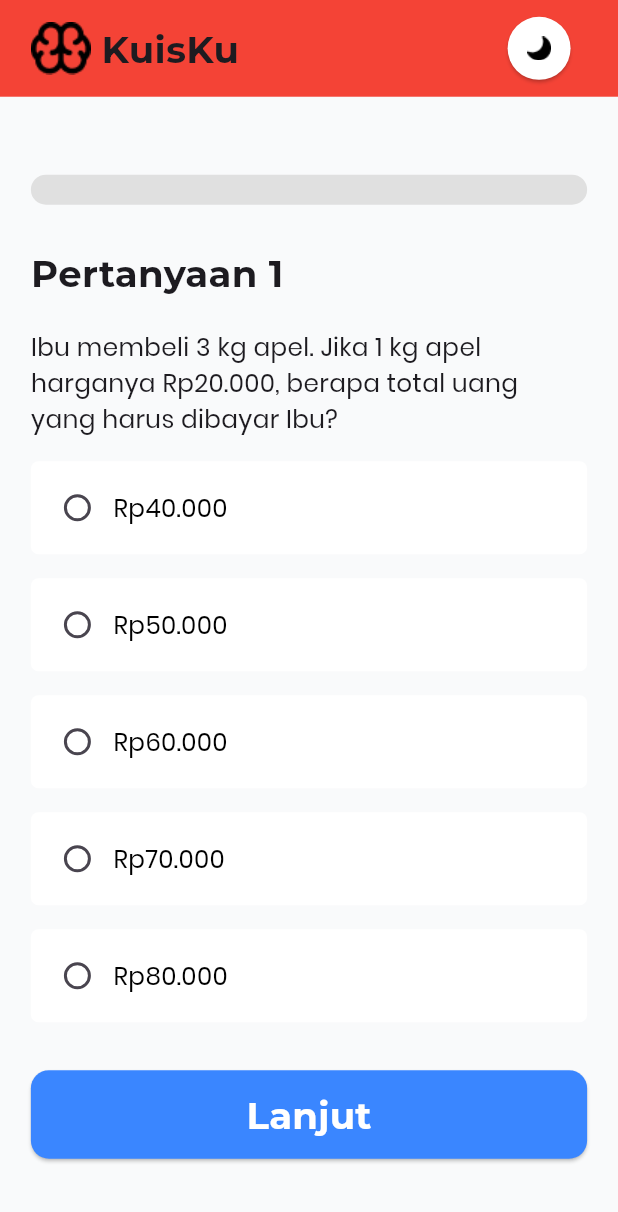
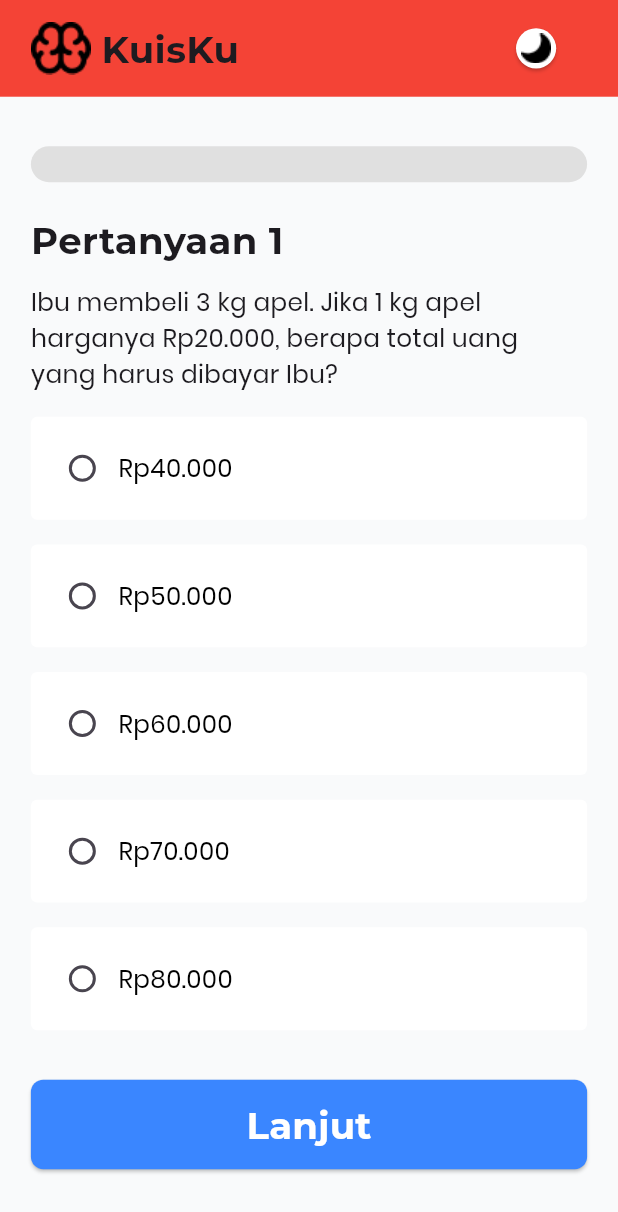
Before and after one commit to Andre-231401040/kuisku, a Flutter app: the QuestionScreen screen opened by its route, on a phone screen of 412 x 824 dp. Shown: the top 1212 px of the screen. Run offline on Flutter 3.47's test engine with Material 3 defaults, Android fonts, the light colour scheme and no system bars; our stand-ins replace go_router.

Commit message:
refactor: improve question screen responsiveness

```diff
--- a/lib/screens/question_screen.dart
+++ b/lib/screens/question_screen.dart
@@ -14,13 +14,11 @@ class QuestionScreen extends StatelessWidget {
     final screenHeight = MediaQuery.of(context).size.height;
     final orientation = MediaQuery.of(context).orientation;
 
-    final double heading3 = orientation == Orientation.portrait
-        ? screenWidth * 0.06
-        : screenHeight * 0.06;
+    final horizontalPadding = screenWidth * 0.05;
 
-    final double body = orientation == Orientation.portrait
-        ? screenWidth * 0.04
-        : screenHeight * 0.04;
+    final verticalPadding = orientation == Orientation.portrait
+        ? screenHeight * 0.04
+        : screenHeight * 0.085;
 
     final QuestionProvider questionProvider = context.watch<QuestionProvider>();
     final List<Question> questions = questionProvider.questions;
@@ -34,20 +32,24 @@ class QuestionScreen extends StatelessWidget {
         ElevatedButton(
           onPressed: () {},
           style: ElevatedButton.styleFrom(
-            fixedSize: Size(42, 42),
+            minimumSize: Size(screenWidth * 0.065, screenWidth * 0.065),
             backgroundColor: Colors.white,
             shape: CircleBorder(),
           ),
           child: Image.asset('assets/images/moon.png'),
         ),
       ],
-      body: Padding(
-        padding: const EdgeInsets.only(top: 100),
-        child: SingleChildScrollView(
-          scrollDirection: Axis.vertical,
+      body: SingleChildScrollView(
+        scrollDirection: Axis.vertical,
+        child: Padding(
+          padding: EdgeInsets.symmetric(
+            horizontal: horizontalPadding,
+            vertical: verticalPadding,
+          ),
           child: QuestionCard(
-            heading3: heading3,
-            body: body,
+            screenWidth: screenWidth,
+            screenHeight: screenHeight,
+            orientation: orientation,
             questionProvider: questionProvider,
             questions: questions,
           ),
--- a/lib/widgets/question_card.dart
+++ b/lib/widgets/question_card.dart
@@ -4,21 +4,31 @@ import 'package:kuisku/models/question_model.dart';
 import 'package:kuisku/providers/question_provider.dart';
 
 class QuestionCard extends StatelessWidget {
-  final double heading3;
-  final double body;
+  final double screenWidth;
+  final double screenHeight;
+  final Orientation orientation;
   final QuestionProvider questionProvider;
   final List<Question> questions;
 
   const QuestionCard({
     super.key,
-    required this.heading3,
-    required this.body,
+    required this.screenWidth,
+    required this.screenHeight,
+    required this.orientation,
     required this.questionProvider,
     required this.questions,
   });
 
   @override
   Widget build(BuildContext context) {
+    final double heading3 = orientation == Orientation.portrait
+        ? screenWidth * 0.06
+        : screenHeight * 0.06;
+
+    final double body = orientation == Orientation.portrait
+        ? screenWidth * 0.04
+        : screenHeight * 0.04;
+
     final int currentIndex = questionProvider.currentIndex;
     final Question currentQuestion = questions[currentIndex];
     final String? selectedAnswer = context
@@ -44,11 +54,15 @@ class QuestionCard extends StatelessWidget {
                 questions.length,
             backgroundColor: Colors.grey[300],
             color: Color(0XFF3A86FF),
-            minHeight: 20,
+            minHeight: 24,
             borderRadius: BorderRadius.all(Radius.circular(20.0)),
           ),
 
-          SizedBox(height: 28),
+          SizedBox(
+            height: orientation == Orientation.portrait
+                ? screenHeight * 0.025
+                : screenHeight * 0.05,
+          ),
 
           Text(
             'Pertanyaan ${currentQuestion.number}',
@@ -59,11 +73,19 @@ class QuestionCard extends StatelessWidget {
             ),
           ),
 
-          SizedBox(height: 20),
+          SizedBox(
+            height: orientation == Orientation.portrait
+                ? screenHeight * 0.015
+                : screenHeight * 0.03,
+          ),
 
           Text(currentQuestion.question, style: TextStyle(fontSize: body)),
 
-          SizedBox(height: 16),
+          SizedBox(
+            height: orientation == Orientation.portrait
+                ? screenHeight * 0.02
+                : screenHeight * 0.04,
+          ),
 
           RadioGroup(
             groupValue: selectedAnswer,
@@ -76,12 +98,14 @@ class QuestionCard extends StatelessWidget {
                   (option) => Column(
                     children: [
                       Container(
-                        padding: EdgeInsets.all(7),
+                        padding: EdgeInsets.all(screenWidth * 0.025),
                         decoration: BoxDecoration(
                           color: selectedAnswer == option
                               ? Color(0XFF3A86FF)
                               : Colors.white,
-                          borderRadius: BorderRadius.circular(5),
+                          borderRadius: BorderRadius.circular(
+                            screenWidth * 0.01,
+                          ),
                         ),
                         child: Row(
                           children: [
@@ -102,7 +126,11 @@ class QuestionCard extends StatelessWidget {
                         ),
                       ),
 
-                      SizedBox(height: 16),
+                      SizedBox(
+                        height: orientation == Orientation.portrait
+                            ? screenHeight * 0.02
+                            : screenHeight * 0.04,
+                      ),
                     ],
                   ),
                 ),
@@ -110,16 +138,22 @@ class QuestionCard extends StatelessWidget {
             ),
           ),
 
-          SizedBox(height: 16),
+          SizedBox(
+            height: orientation == Orientation.portrait
+                ? screenHeight * 0.02
+                : screenHeight * 0.04,
+          ),
 
           SizedBox(
             width: double.infinity,
             child: ElevatedButton(
               style: ElevatedButton.styleFrom(
-                padding: EdgeInsets.all(12),
+                padding: EdgeInsets.all(screenWidth * 0.03),
                 backgroundColor: Color(0xFF3A86FF),
                 shape: RoundedRectangleBorder(
-                  borderRadius: BorderRadius.all(Radius.circular(12.0)),
+                  borderRadius: BorderRadius.all(
+                    Radius.circular(screenWidth * 0.02),
+                  ),
                 ),
               ),
               onPressed: () {
@@ -141,157 +175,3 @@ class QuestionCard extends StatelessWidget {
     );
   }
 }
-
-// class QuestionCard extends StatefulWidget {
-//   final double heading3;
-//   final double body;
-//   final QuestionProvider questionProvider;
-//   final List<Question> questions;
-
-//   const QuestionCard({
-//     super.key,
-//     required this.heading3,
-//     required this.body,
-//     required this.questionProvider,
-//     required this.questions,
-//   });
-
-//   @override
-//   State<QuestionCard> createState() => _QuestionCardState();
-// }
-
-// class _QuestionCardState extends State<QuestionCard> {
-//   String? _selectedAnswer;
-
-//   @override
-//   Widget build(BuildContext context) {
-//     final int currentIndex = widget.questionProvider.currentIndex;
-//     final Question currentQuestion = widget.questions[currentIndex];
-
-//     _selectedAnswer = context
-//         .watch<QuestionProvider>()
-//         .userAnswers[currentIndex];
-
-//     return PopScope(
-//       canPop: false,
-//       onPopInvokedWithResult: (bool didPop, Object? result) {
-//         if (didPop) {
-//           return;
-//         }
-//         widget.questionProvider.previousQuestion();
-//       },
-//       child: Column(
-//         crossAxisAlignment: CrossAxisAlignment.start,
-//         children: [
-//           LinearProgressIndicator(
-//             value:
-//                 widget.questionProvider.userAnswers
-//                     .where((answer) => answer != null)
-//                     .length /
-//                 widget.questions.length,
-//             backgroundColor: Colors.grey[300],
-//             color: Color(0XFF3A86FF),
-//             minHeight: 20,
-//             borderRadius: BorderRadius.all(Radius.circular(20.0)),
-//           ),
-
-//           SizedBox(height: 28),
-
-//           Text(
-//             'Pertanyaan ${currentQuestion.number}',
-//             style: TextStyle(
-//               fontFamily: 'Montserrat',
-//               fontSize: widget.heading3,
-//               fontWeight: FontWeight.w700,
-//             ),
-//           ),
-
-//           SizedBox(height: 20),
-
-//           Text(
-//             currentQuestion.question,
-//             style: TextStyle(fontSize: widget.body),
-//           ),
-
-//           SizedBox(height: 16),
-
-//           RadioGroup(
-//             groupValue: _selectedAnswer,
-//             onChanged: (String? value) {
-//               setState(() {
-//                 widget.questionProvider.setUserAnswer(currentIndex, value);
-//               });
-//             },
-//             child: Column(
-//               children: [
-//                 ...currentQuestion.options.map(
-//                   (option) => Column(
-//                     children: [
-//                       Container(
-//                         padding: EdgeInsets.all(7),
-//                         decoration: BoxDecoration(
-//                           color: _selectedAnswer == option
-//                               ? Color(0XFF3A86FF)
-//                               : Colors.white,
-//                           borderRadius: BorderRadius.circular(5),
-//                         ),
-//                         child: Row(
-//                           children: [
-//                             Radio(value: option, activeColor: Colors.white),
-
-//                             Expanded(
-//                               child: Text(
-//                                 option,
-//                                 style: TextStyle(
-//                                   color: _selectedAnswer == option
-//                                       ? Colors.white
-//                                       : Colors.black,
-//                                   fontSize: widget.body,
-//                                 ),
-//                               ),
-//                             ),
-//                           ],
-//                         ),
-//                       ),
-
-//                       SizedBox(height: 16),
-//                     ],
-//                   ),
-//                 ),
-//               ],
-//             ),
-//           ),
-
-//           SizedBox(height: 16),
-
-//           SizedBox(
-//             width: double.infinity,
-//             child: ElevatedButton(
-//               style: ElevatedButton.styleFrom(
-//                 padding: EdgeInsets.all(12),
-//                 backgroundColor: Color(0xFF3A86FF),
-//                 shape: RoundedRectangleBorder(
-//                   borderRadius: BorderRadius.all(Radius.circular(12.0)),
-//                 ),
-//               ),
-//               onPressed: () {
-//                 widget.questionProvider.nextQuestion();
-//               },
-//               child: Text(
-//                 currentIndex == widget.questions.length - 1
-//                     ? 'Selesai'
-//                     : 'Lanjut',
-//                 style: TextStyle(
-//                   fontFamily: 'Montserrat',
-//                   color: Colors.white,
-//                   fontSize: widget.heading3,
-//                   fontWeight: FontWeight.w700,
-//                 ),
-//               ),
-//             ),
-//           ),
-//         ],
-//       ),
-//     );
-//   }
-// }
--- a/lib/widgets/root_scaffold.dart
+++ b/lib/widgets/root_scaffold.dart
@@ -19,13 +19,7 @@ class RootScaffold extends StatelessWidget {
 
   @override
   Widget build(BuildContext context) {
-    final horizontalPadding = screenWidth * 0.05;
-    final verticalPadding = orientation == Orientation.portrait
-        ? screenHeight * 0.02
-        : screenHeight * 0.085;
-
     return Scaffold(
-      extendBodyBehindAppBar: true,
       backgroundColor: Color(0xFFF9FAFB),
       appBar: CustomAppBar(
         actions: actions,
@@ -33,15 +27,7 @@ class RootScaffold extends StatelessWidget {
         screenHeight: screenHeight,
         orientation: orientation,
       ),
-      body: Padding(
-        padding: EdgeInsets.only(
-          left: horizontalPadding,
-          right: horizontalPadding,
-          top: verticalPadding,
-          bottom: horizontalPadding,
-        ),
-        child: body,
-      ),
+      body: body,
     );
   }
 }
```
